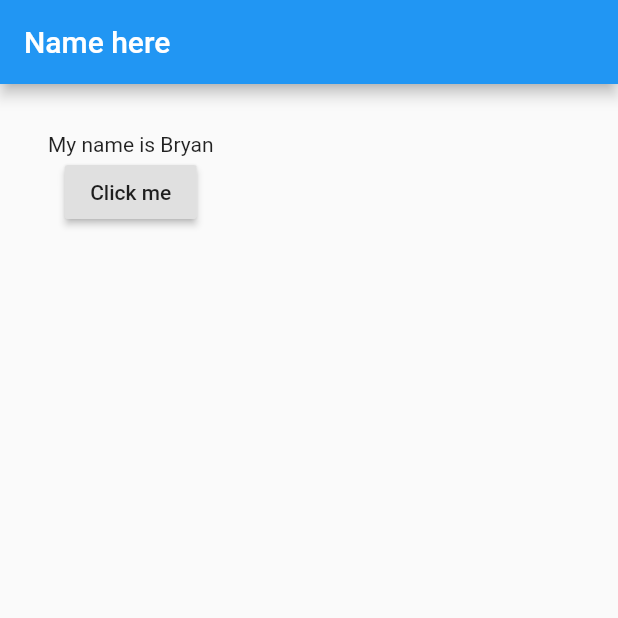
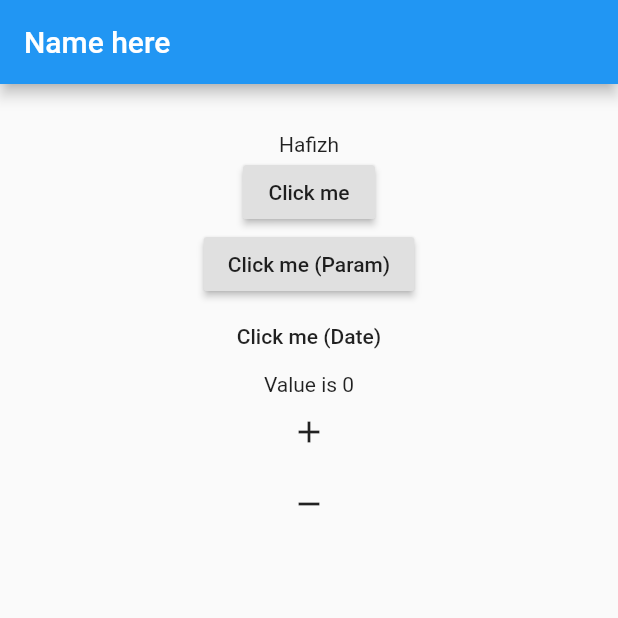
Before and after one commit to hafizhfr/Flutter-2-1, a Flutter app: the screen it shows after launch, after a tap on "Click me", on a phone screen of 412 x 824 dp, the top half of it. Run offline on Flutter 3.47's test engine with Material 2 defaults, Android fonts, the phone set to English and light mode, and no system bars.

Commit message:
RaisedButton, FlatButton, IconButton test

```diff
--- a/lib/main.dart
+++ b/lib/main.dart
@@ -12,12 +12,36 @@ class MyApp extends StatefulWidget {
 }
 
 class _State extends State<MyApp> {
+  String _value = 'Hello World';
+  int _valueInt = 0;
 
-  String _value = 'Hello World';
+  void _add() {
+    setState(() {
+      _valueInt++;
+    });
+  }
 
-  void _onPressed() {
-    setState((){
-      _value = 'My name is Bryan';
+  void _subtract() {
+    setState(() {
+      _valueInt--;
+    });
+  }
+
+  void _onPressed(String param) {
+    setState(() {
+      _value = param;
+    });
+  }
+
+  void _onPressedNoParam() {
+    setState(() {
+      _value = 'Hafizh';
+    });
+  }
+
+  void _onPressedDate() {
+    setState(() {
+      _value = new DateTime.now().toString();
     });
   }
 
@@ -29,12 +53,27 @@ class _State extends State<MyApp> {
       ),
       body: new Container(
         padding: new EdgeInsets.all(32.0),
-        child: new Column(
-          children: <Widget>[
-            new Text(_value),
-            new RaisedButton(onPressed: _onPressed, child: new Text('Click me'),)
-
-          ],
+        child: new Center(
+          child: new Column(
+            children: <Widget>[
+              new Text(_value),
+              new RaisedButton(
+                onPressed: _onPressedNoParam,
+                child: new Text('Click me'),
+              ),
+              new RaisedButton(
+                onPressed: () => _onPressed('Hafizh Fadhila'),
+                child: new Text('Click me (Param)'),
+              ),
+              new FlatButton(
+                onPressed: _onPressedDate,
+                child: new Text('Click me (Date)'),
+              ),
+              new Text('Value is $_valueInt'),
+              new IconButton(icon: new Icon(Icons.add), onPressed: _add),
+              new IconButton(icon: new Icon(Icons.remove), onPressed: _subtract)
+            ],
+          ),
         ),
       ),
     );
```
Also changed, not shown: pubspec.lock, 3 other files.
